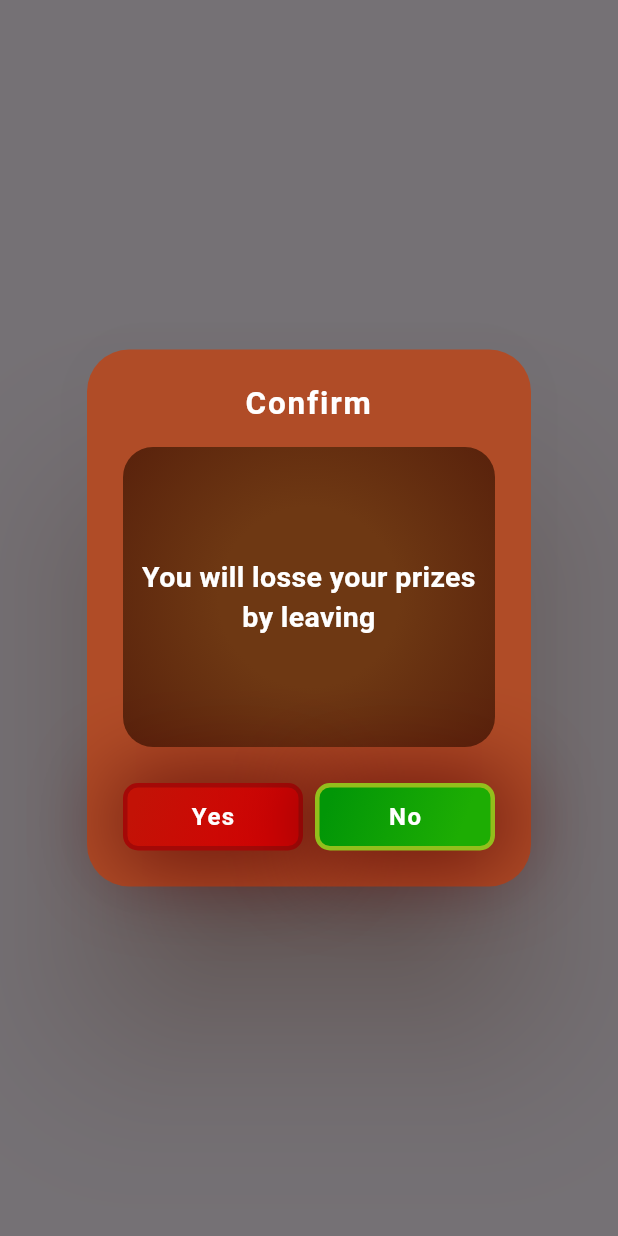
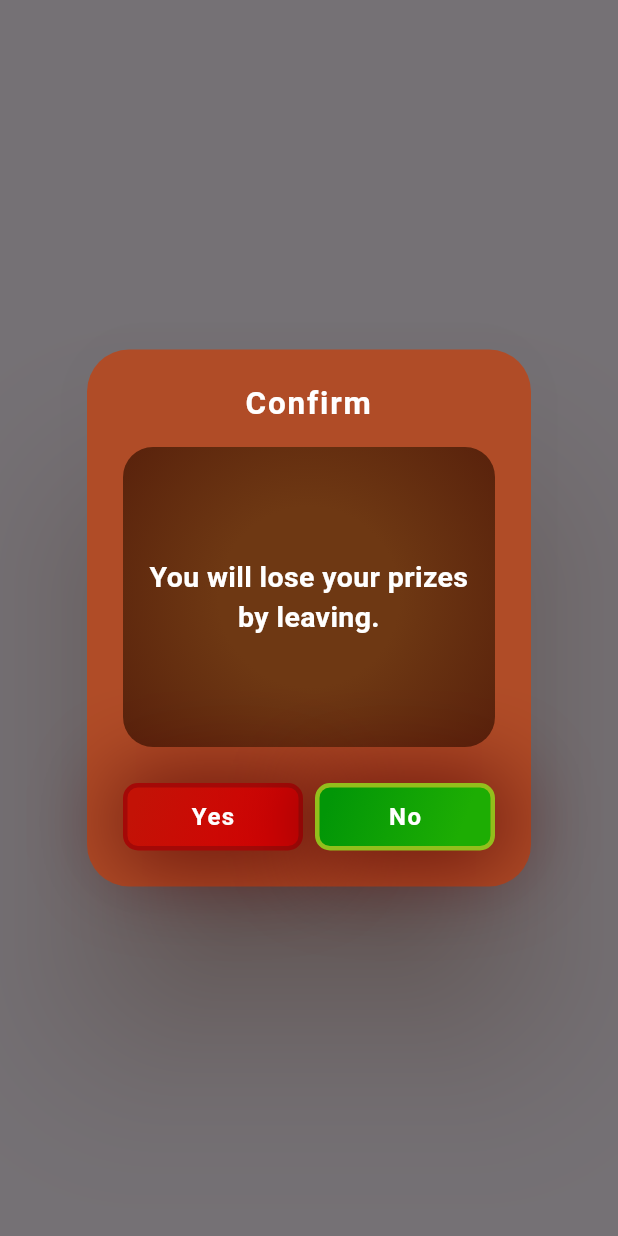
Before and after one commit to nabinyd/guess-the-box, a Flutter app: what showGiveUpDialog() shows on an empty page, opened directly, on a phone screen of 412 x 824 dp. Run offline on Flutter 3.47's test engine with Material 3 defaults, Android fonts, the phone set to English and light mode, and no system bars; our stand-ins replace cloud_firestore, connectivity_plus, countup, firebase_auth, firebase_core, firebase_messaging and 9 more; accounts and stored records are empty.

Commit message:
fixed some issue

```diff
--- a/lib/componennts/components.dart
+++ b/lib/componennts/components.dart
@@ -41,7 +41,7 @@ mixin CustomComponents {
               borderRadius: BorderRadius.circular(20),
             ),
             child: const Text(
-              "You will losse your prizes by leaving",
+              "You will lose your prizes by leaving.",
               textAlign: TextAlign.center,
               style: TextStyle(
                 fontSize: 19,
--- a/lib/screen/reward/lostdialogbox.dart
+++ b/lib/screen/reward/lostdialogbox.dart
@@ -5,6 +5,7 @@ import 'package:google_fonts/google_fonts.dart';
 
 import 'package:guess_the_box/componennts/components.dart';
 import 'package:guess_the_box/constant/constant.dart';
+import 'package:guess_the_box/screen/homepage/homescreen.dart';
 
 class LostDialogBox extends StatefulWidget {
   final String displaysuffledimage;
@@ -217,10 +218,11 @@ class _LostDialogBoxState extends State<LostDialogBox> {
                       setState(() {
                         widget.isGameOver = true;
                       });
-                      Timer(const Duration(seconds: 1), () {
+                      Timer(const Duration(milliseconds: 400), () {
                         widget.playAgain();
                       });
-                      Navigator.of(context).pop();
+                      Navigator.of(context)
+                          .pushReplacementNamed(HomePage.routename);
                     },
                     child: Container(
                       width: 150,
```
Also changed, not shown: lib/screen/homepage/homescreen.dart (+6 -9 lines), lib/screen/reward/wincoinscreen.dart (+5 -4 lines).
